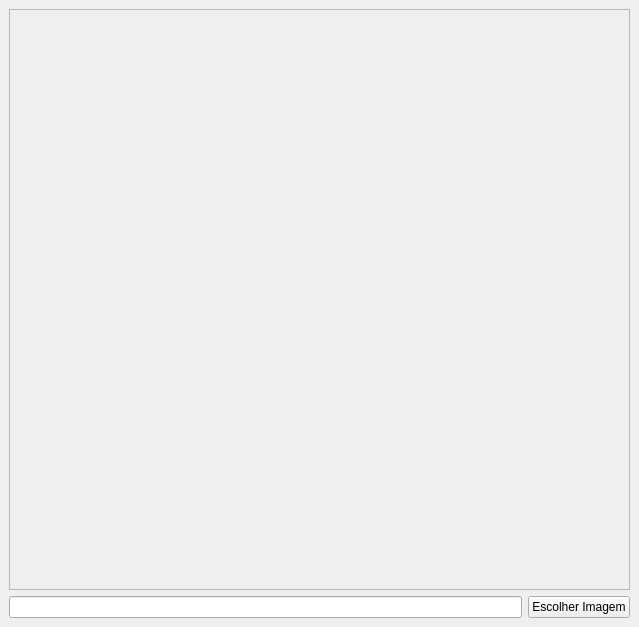
Vicrrs/resize_image_with_pyqt5, file interface/design.ui: the form before one commit.
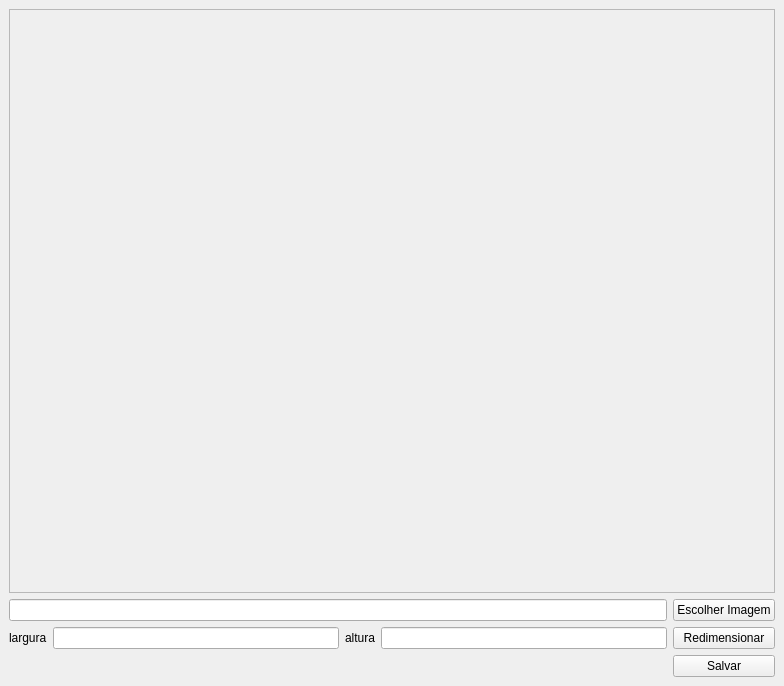
The form after the commit.

Commit message: adicionando botoes no qtdesigner (largura, altura, redimensionar e salvar)

Patch:
```diff
--- a/interface/design.ui
+++ b/interface/design.ui
@@ -6,8 +6,8 @@
    <rect>
     <x>0</x>
     <y>0</y>
-    <width>639</width>
-    <height>627</height>
+    <width>784</width>
+    <height>686</height>
    </rect>
   </property>
   <property name="windowTitle">
@@ -15,17 +15,41 @@
   </property>
   <widget class="QWidget" name="centralwidget">
    <layout class="QGridLayout" name="gridLayout">
-    <item row="1" column="0">
-     <widget class="QLineEdit" name="inputAbrirArquivo"/>
+    <item row="2" column="1">
+     <widget class="QLineEdit" name="inputLargura"/>
     </item>
-    <item row="1" column="1">
-     <widget class="QPushButton" name="botaoEscolheArquivo">
+    <item row="2" column="0">
+     <widget class="QLabel" name="label">
       <property name="text">
-       <string>Escolher Imagem</string>
+       <string>largura</string>
       </property>
      </widget>
     </item>
-    <item row="0" column="0" colspan="2">
+    <item row="2" column="3">
+     <widget class="QLineEdit" name="inputAltura"/>
+    </item>
+    <item row="2" column="4">
+     <widget class="QPushButton" name="botaoRedimensionar">
+      <property name="text">
+       <string>Redimensionar</string>
+      </property>
+     </widget>
+    </item>
+    <item row="2" column="2">
+     <widget class="QLabel" name="label_2">
+      <property name="text">
+       <string>altura</string>
+      </property>
+     </widget>
+    </item>
+    <item row="3" column="4">
+     <widget class="QPushButton" name="botaoSalvar">
+      <property name="text">
+       <string>Salvar</string>
+      </property>
+     </widget>
+    </item>
+    <item row="0" column="0" colspan="5">
      <widget class="QScrollArea" name="scrollArea">
       <property name="widgetResizable">
        <bool>true</bool>
@@ -35,8 +59,8 @@
         <rect>
          <x>0</x>
          <y>0</y>
-         <width>619</width>
-         <height>578</height>
+         <width>764</width>
+         <height>579</height>
         </rect>
        </property>
        <layout class="QGridLayout" name="gridLayout_2">
@@ -51,6 +75,16 @@
       </widget>
      </widget>
     </item>
+    <item row="1" column="4">
+     <widget class="QPushButton" name="botaoEscolheArquivo">
+      <property name="text">
+       <string>Escolher Imagem</string>
+      </property>
+     </widget>
+    </item>
+    <item row="1" column="0" colspan="4">
+     <widget class="QLineEdit" name="inputAbrirArquivo"/>
+    </item>
    </layout>
   </widget>
  </widget>
```
The commit also changes 1 other file.
